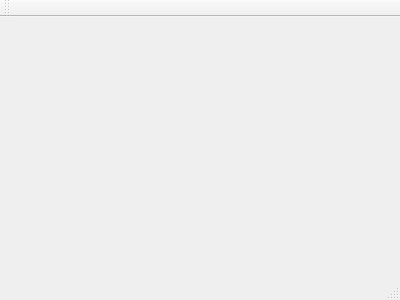
mwangxx0129/CardGame, file gameboard.ui: the form before one commit.
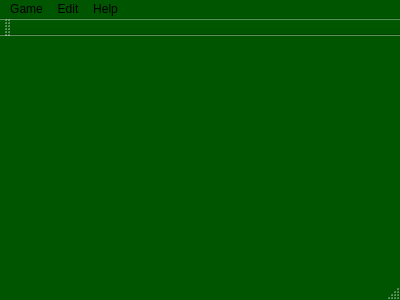
The form after the commit.

The edit to the form file:
```diff
--- a/gameboard.ui
+++ b/gameboard.ui
@@ -9,16 +9,161 @@
     <height>300</height>
    </rect>
   </property>
-  <property name="windowTitle" >
+  <property name="palette">
+   <palette>
+    <active>
+     <colorrole role="Base">
+      <brush brushstyle="SolidPattern">
+       <color alpha="255">
+        <red>0</red>
+        <green>85</green>
+        <blue>0</blue>
+       </color>
+      </brush>
+     </colorrole>
+     <colorrole role="Window">
+      <brush brushstyle="SolidPattern">
+       <color alpha="255">
+        <red>0</red>
+        <green>85</green>
+        <blue>0</blue>
+       </color>
+      </brush>
+     </colorrole>
+    </active>
+    <inactive>
+     <colorrole role="Base">
+      <brush brushstyle="SolidPattern">
+       <color alpha="255">
+        <red>0</red>
+        <green>85</green>
+        <blue>0</blue>
+       </color>
+      </brush>
+     </colorrole>
+     <colorrole role="Window">
+      <brush brushstyle="SolidPattern">
+       <color alpha="255">
+        <red>0</red>
+        <green>85</green>
+        <blue>0</blue>
+       </color>
+      </brush>
+     </colorrole>
+    </inactive>
+    <disabled>
+     <colorrole role="Base">
+      <brush brushstyle="SolidPattern">
+       <color alpha="255">
+        <red>0</red>
+        <green>85</green>
+        <blue>0</blue>
+       </color>
+      </brush>
+     </colorrole>
+     <colorrole role="Window">
+      <brush brushstyle="SolidPattern">
+       <color alpha="255">
+        <red>0</red>
+        <green>85</green>
+        <blue>0</blue>
+       </color>
+      </brush>
+     </colorrole>
+    </disabled>
+   </palette>
+  </property>
+  <property name="windowTitle">
    <string>GameBoard</string>
   </property>
-  <widget class="QMenuBar" name="menuBar" />
-  <widget class="QToolBar" name="mainToolBar" />
-  <widget class="QWidget" name="centralWidget" />
-  <widget class="QStatusBar" name="statusBar" />
+  <widget class="QWidget" name="centralWidget"/>
+  <widget class="QMenuBar" name="menuBar">
+   <property name="geometry">
+    <rect>
+     <x>0</x>
+     <y>0</y>
+     <width>400</width>
+     <height>20</height>
+    </rect>
+   </property>
+   <widget class="QMenu" name="menuGame">
+    <property name="title">
+     <string>Game</string>
+    </property>
+    <widget class="QMenu" name="menuNew">
+     <property name="title">
+      <string>New</string>
+     </property>
+     <addaction name="actionFreeCell"/>
+     <addaction name="actionSpider"/>
+     <addaction name="actionKlondike"/>
+    </widget>
+    <addaction name="menuNew"/>
+    <addaction name="actionRedeal"/>
+    <addaction name="actionPlay_off"/>
+    <addaction name="actionPreference"/>
+    <addaction name="actionExit"/>
+   </widget>
+   <widget class="QMenu" name="menuEdit">
+    <property name="title">
+     <string>Edit</string>
+    </property>
+   </widget>
+   <widget class="QMenu" name="menuHelp">
+    <property name="title">
+     <string>Help</string>
+    </property>
+   </widget>
+   <addaction name="menuGame"/>
+   <addaction name="menuEdit"/>
+   <addaction name="menuHelp"/>
+  </widget>
+  <widget class="QToolBar" name="mainToolBar">
+   <attribute name="toolBarArea">
+    <enum>TopToolBarArea</enum>
+   </attribute>
+   <attribute name="toolBarBreak">
+    <bool>false</bool>
+   </attribute>
+  </widget>
+  <widget class="QStatusBar" name="statusBar"/>
+  <action name="actionFreeCell">
+   <property name="text">
+    <string>FreeCell</string>
+   </property>
+  </action>
+  <action name="actionSpider">
+   <property name="text">
+    <string>Spider</string>
+   </property>
+  </action>
+  <action name="actionKlondike">
+   <property name="text">
+    <string>Klondike</string>
+   </property>
+  </action>
+  <action name="actionRedeal">
+   <property name="text">
+    <string>Redeal</string>
+   </property>
+  </action>
+  <action name="actionPlay_off">
+   <property name="text">
+    <string>Play off</string>
+   </property>
+  </action>
+  <action name="actionPreference">
+   <property name="text">
+    <string>Preference</string>
+   </property>
+  </action>
+  <action name="actionExit">
+   <property name="text">
+    <string>Exit</string>
+   </property>
+  </action>
  </widget>
- <layoutDefault spacing="6" margin="11" />
- <pixmapfunction></pixmapfunction>
+ <layoutdefault spacing="6" margin="11"/>
  <resources/>
  <connections/>
 </ui>
```
Left out of the diff: 5 changed lines with no effect on the pictures.
